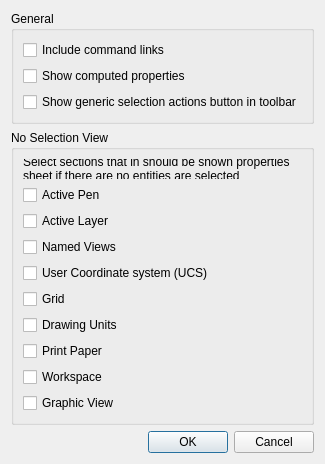
First picture: the form in librecad/src/ui/dock_widgets/property_sheet/lc_dlg_propertysheet_widget_options.ui, repository sand1024/LibreCAD, before the edit.
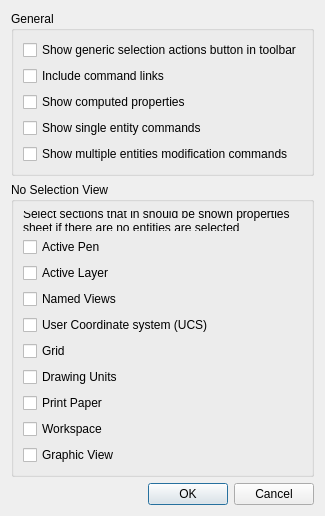
Second picture: the form after the edit.

Commit message: property sheets - context-aware commands support, localization, finalization of image and ellipse editing in property sheet, ps options, filenames renaming minor changes and code cleanup.

Diff of the .ui file:
```diff
--- a/librecad/src/ui/dock_widgets/property_sheet/lc_dlg_propertysheet_widget_options.ui
+++ b/librecad/src/ui/dock_widgets/property_sheet/lc_dlg_propertysheet_widget_options.ui
@@ -7,7 +7,7 @@
     <x>0</x>
     <y>0</y>
     <width>316</width>
-    <height>464</height>
+    <height>516</height>
    </rect>
   </property>
   <property name="windowTitle">
@@ -139,7 +139,7 @@
       <string>General</string>
      </property>
      <layout class="QGridLayout" name="gridLayout_3">
-      <item row="1" column="0">
+      <item row="2" column="0">
        <widget class="QCheckBox" name="cbShowComputed">
         <property name="toolTip">
          <string>If enabled, computed properties for entities will be also shown (if any exists)</string>
@@ -149,7 +149,7 @@
         </property>
        </widget>
       </item>
-      <item row="0" column="0">
+      <item row="1" column="0">
        <widget class="QCheckBox" name="cbShowLinks">
         <property name="toolTip">
          <string>If enabled, property sheet will include links to command actions, that are relevant to specific properties or sections</string>
@@ -159,7 +159,27 @@
         </property>
        </widget>
       </item>
-      <item row="2" column="0">
+      <item row="3" column="0">
+       <widget class="QCheckBox" name="cbShowSingelEntityCommands">
+        <property name="toolTip">
+         <string>If selected, in case there is only on entity in sheet, the list for commands that are relevant for entity will be shown (if any applicable).</string>
+        </property>
+        <property name="text">
+         <string>Show single entity commands</string>
+        </property>
+       </widget>
+      </item>
+      <item row="4" column="0">
+       <widget class="QCheckBox" name="cbShowMultipleEntitiesCommands">
+        <property name="toolTip">
+         <string>If selected, if there is one or more entities selected, the list of entity set modification commands will be shown (if any applicable).</string>
+        </property>
+        <property name="text">
+         <string>Show multiple entities modification commands</string>
+        </property>
+       </widget>
+      </item>
+      <item row="0" column="0">
        <widget class="QCheckBox" name="cbDuplicateSelectionAction">
         <property name="toolTip">
          <string>If enabled, generic selection-related actions will be included into the widget toolbar</string>
```
The commit also changes 179 other files.
